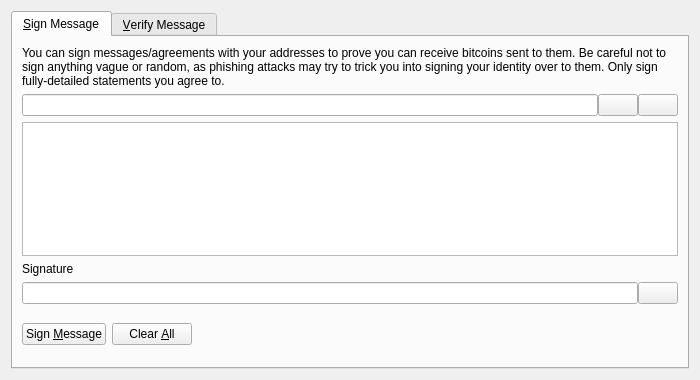
The window that src/qt/forms/signverifymessagedialog.ui (SidGrip/Electron-ELT) describes before a commit, drawn with Qt 5.
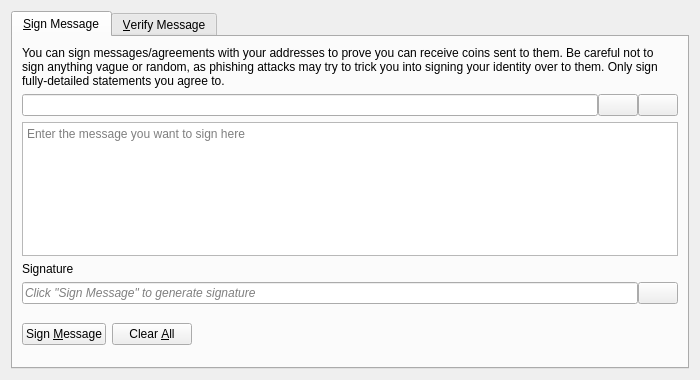
The same window after the commit. Icons and pictures are not drawn. Custom widgets are drawn as their Qt base class.

What changed in the file:
```diff
--- a/src/qt/forms/signverifymessagedialog.ui
+++ b/src/qt/forms/signverifymessagedialog.ui
@@ -30,7 +30,7 @@
        <item>
         <widget class="QLabel" name="infoLabel_SM">
          <property name="text">
-          <string>You can sign messages/agreements with your addresses to prove you can receive bitcoins sent to them. Be careful not to sign anything vague or random, as phishing attacks may try to trick you into signing your identity over to them. Only sign fully-detailed statements you agree to.</string>
+          <string>You can sign messages/agreements with your addresses to prove you can receive coins sent to them. Be careful not to sign anything vague or random, as phishing attacks may try to trick you into signing your identity over to them. Only sign fully-detailed statements you agree to.</string>
          </property>
          <property name="textFormat">
           <enum>Qt::PlainText</enum>
@@ -99,6 +99,9 @@
          <property name="toolTip">
           <string>Enter the message you want to sign here</string>
          </property>
+         <property name="placeholderText">
+          <string>Enter the message you want to sign here</string>
+         </property>
         </widget>
        </item>
        <item>
@@ -118,6 +121,9 @@
          </property>
          <item>
           <widget class="QLineEdit" name="signatureOut_SM">
+           <property name="placeholderText">
+            <string>Click "Sign Message" to generate signature</string>
+           </property>
            <property name="font">
             <font>
              <italic>true</italic>
```
Left out of the diff: 28 changed lines with no effect on the pictures.
